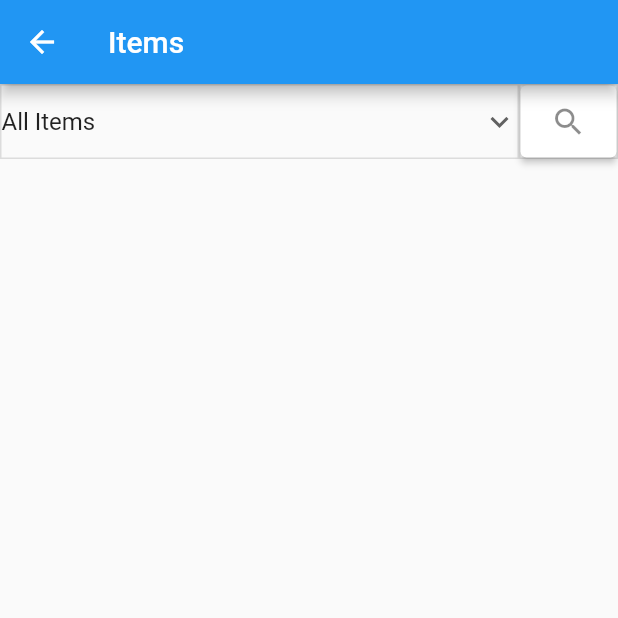
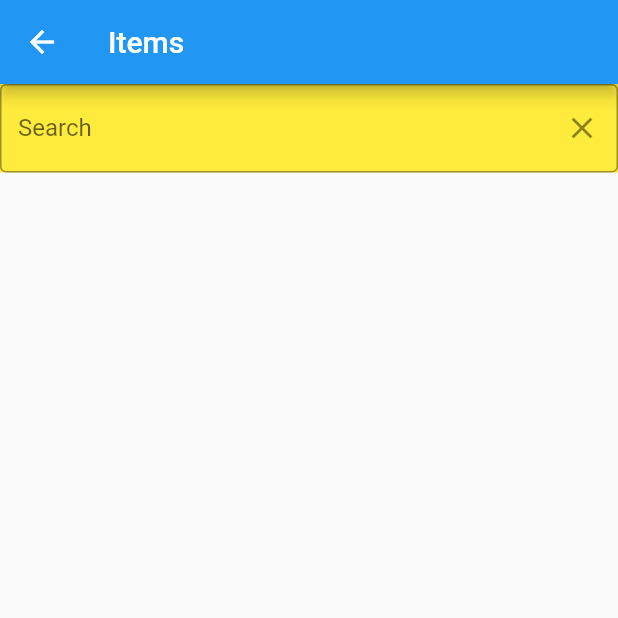
Before and after one commit to DevNweYi/pos_app, a Flutter app: the ItemListPage screen opened directly, after a tap on the "search" icon, on a phone screen of 412 x 824 dp, the top half of it. Run offline on Flutter 3.47's test engine with Material 2 defaults, Android fonts, the phone set to English and light mode, and no system bars; our stand-ins replace get; network calls fail.

Commit message:
implemented item list page

```diff
--- a/lib/item_list_page.dart
+++ b/lib/item_list_page.dart
@@ -9,7 +9,6 @@ class ItemListPage extends StatefulWidget {
 }
 
 class _ItemListPageState extends State<ItemListPage> {
-
   String dropdownvalue = 'All Items';
   var categories = [
     'All Items',
@@ -19,6 +18,7 @@ class _ItemListPageState extends State<ItemListPage> {
     'Category 4',
     'Category 5',
   ];
+  bool isShowSearchBox=false;
 
   @override
   Widget build(BuildContext context) {
@@ -28,16 +28,24 @@ class _ItemListPageState extends State<ItemListPage> {
       ),
       body: Column(
         children: [
-          Container(
-            //color: Colors.red,
+          isShowSearchBox? _searchBox() : _categorySearch()],
+      ),
+    );
+  }
+
+  Widget _categorySearch() {
+    return Container(
+      color: Colors.white,
       child: Row(
         children: [
           Expanded(
             child: Container(
-                    decoration: BoxDecoration(border: Border.all(color: Colors.black12)),
-                    //color: Colors.white,
+              decoration:
+                  BoxDecoration(border: Border.all(color: Colors.black12)),
               height: 50,
               child: DropdownButtonHideUnderline(
+                child: ButtonTheme(
+                  alignedDropdown: true,
                   child: DropdownButton(
                     value: dropdownvalue,
                     icon: const Icon(Icons.keyboard_arrow_down),
@@ -47,34 +55,55 @@ class _ItemListPageState extends State<ItemListPage> {
                         child: Text(category),
                       );
                     }).toList(),
-                        onChanged: (value) {},
+                    onChanged: (value) {
+                      setState(() {
+                        dropdownvalue = value!;
+                      });
+                    },
                     isExpanded: true,
                   ),
                 ),
               ),
             ),
+          ),
           Container(
-                  decoration: BoxDecoration(border: Border.all(color: Colors.black12)),
+              decoration:
+                  BoxDecoration(border: Border.all(color: Colors.black12)),
               height: 50,
               child: ElevatedButton(
                 style: ElevatedButton.styleFrom(backgroundColor: Colors.white),
-                    child: Icon(Icons.search,color: Colors.black45,),
+                child: const Icon(
+                  Icons.search,
+                  color: Colors.black45,
+                ),
                 onPressed: () {
-
-                    },)
-                  /* OutlinedButton(
-                    child: Icon(Icons.search),
-                    style: OutlinedButton.styleFrom(backgroundColor: Colors.green,),
-                    onPressed: () {
-
+                  setState(() {
+                    isShowSearchBox=true;
+                  });
                 },
-                  ), */
-                ),
-              ],
-            ),
-          )
+              )),
         ],
       ),
     );
   }
+
+  Widget _searchBox() {
+    return Container(
+      color: Colors.yellow,
+      child: TextField(
+        decoration: InputDecoration(
+            labelText: AppString.search,
+            hintText: AppString.search,
+            suffixIcon: IconButton(
+              icon: const Icon(Icons.close),
+              onPressed: (() {
+                setState(() {
+                  isShowSearchBox=false;
+                });
+              }),
+            ),
+            border: const OutlineInputBorder()),
+      ),
+    );
   }
+}
--- a/lib/item_page.dart
+++ b/lib/item_page.dart
@@ -3,7 +3,7 @@ import 'package:get/get.dart';
 import 'package:pos_app/item_list_page.dart';
 import 'package:pos_app/nav_drawer.dart';
 import 'package:pos_app/value/app_string.dart';
-import 'package:pos_app/widget/menu_widget.dart';
+import 'package:pos_app/widget/menu.dart';
 
 class ItemPage extends StatefulWidget {
   const ItemPage({super.key});
@@ -26,13 +26,13 @@ class _ItemPageState extends State<ItemPage> {
                   Get.to(const ItemListPage());
                 },
                 child:
-                    const MenuWidget(text: AppString.items, icon: Icons.list)),
+                    const Menu(text: AppString.items, icon: Icons.list)),
             const Divider(),
             InkWell(
                 onTap: () {
                   print('category clicked');
                 },
-                child: const MenuWidget(
+                child: const Menu(
                     text: AppString.categories, icon: Icons.category)),
             const Divider(),
           ],
--- a/lib/value/app_string.dart
+++ b/lib/value/app_string.dart
@@ -5,4 +5,5 @@ class AppString{
   static const String setting="Setting";
   static const String items="Items";
   static const String categories="Categories";
+  static const String search="Search";
 }
--- a/lib/widget/menu_widget.dart
+++ b/lib/widget/menu.dart
@@ -1,10 +1,10 @@
 import 'package:flutter/material.dart';
 
-class MenuWidget extends StatelessWidget {
+class Menu extends StatelessWidget {
   final String text;
   final IconData icon;
 
-  const MenuWidget({super.key, required this.text, required this.icon});
+  const Menu({super.key, required this.text, required this.icon});
 
   @override
   Widget build(BuildContext context) {
```
Lines whose indentation alone changed are shown as unchanged.
